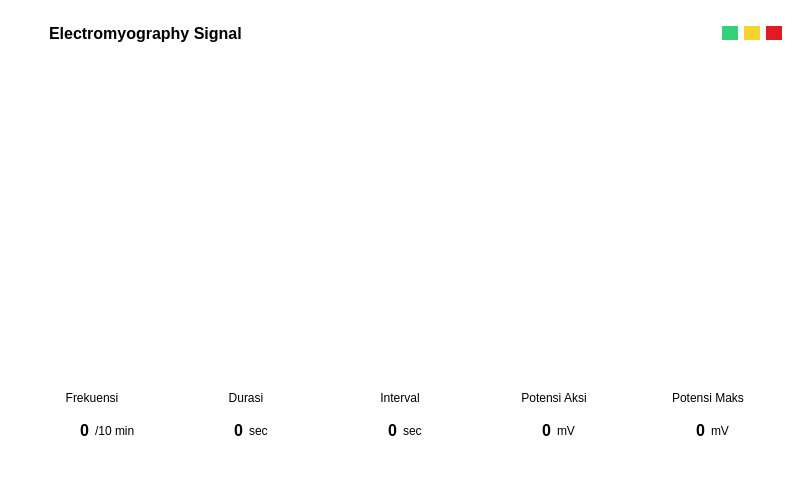
gitfirul01/project, file emg_sensor/main.ui: the form before one commit.
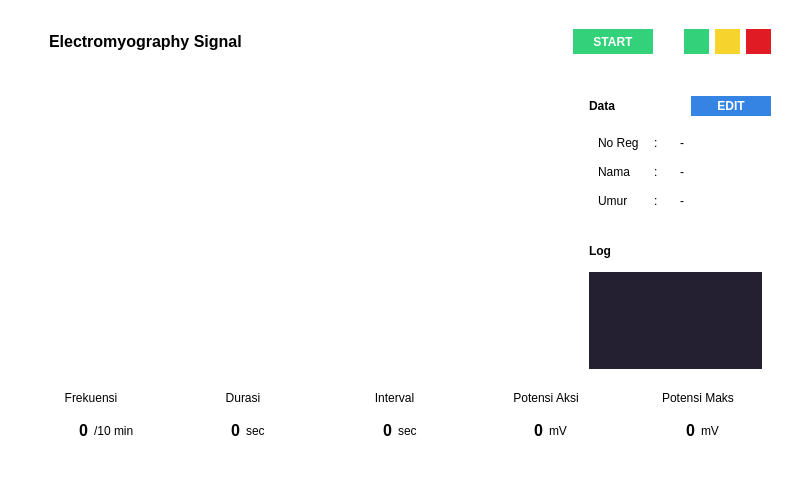
The form after the commit.

What changed in the file:
```diff
--- a/emg_sensor/main.ui
+++ b/emg_sensor/main.ui
@@ -23,10 +23,16 @@
    <layout class="QVBoxLayout" name="verticalLayout">
     <item>
      <widget class="QFrame" name="frame_3">
+      <property name="sizePolicy">
+       <sizepolicy hsizetype="Preferred" vsizetype="Maximum">
+        <horstretch>0</horstretch>
+        <verstretch>0</verstretch>
+       </sizepolicy>
+      </property>
       <property name="maximumSize">
        <size>
         <width>16777215</width>
-        <height>40</height>
+        <height>16777215</height>
        </size>
       </property>
       <property name="frameShape">
@@ -40,7 +46,10 @@
         <number>40</number>
        </property>
        <property name="topMargin">
-        <number>9</number>
+        <number>20</number>
+       </property>
+       <property name="rightMargin">
+        <number>20</number>
        </property>
        <property name="bottomMargin">
         <number>0</number>
@@ -50,7 +59,7 @@
          <property name="maximumSize">
           <size>
            <width>16777215</width>
-           <height>16777215</height>
+           <height>30</height>
           </size>
          </property>
          <property name="font">
@@ -70,11 +79,74 @@
          </property>
         </widget>
        </item>
+       <item>
+        <widget class="QPushButton" name="btn_start">
+         <property name="sizePolicy">
+          <sizepolicy hsizetype="Minimum" vsizetype="Minimum">
+           <horstretch>0</horstretch>
+           <verstretch>0</verstretch>
+          </sizepolicy>
+         </property>
+         <property name="minimumSize">
+          <size>
+           <width>0</width>
+           <height>20</height>
+          </size>
+         </property>
+         <property name="maximumSize">
+          <size>
+           <width>80</width>
+           <height>30</height>
+          </size>
+         </property>
+         <property name="font">
+          <font>
+           <weight>75</weight>
+           <bold>true</bold>
+          </font>
+         </property>
+         <property name="styleSheet">
+          <string notr="true">background-color: rgb(51, 209, 122);
+color: rgb(255, 255, 255);</string>
+         </property>
+         <property name="text">
+          <string>START</string>
+         </property>
+        </widget>
+       </item>
+       <item>
+        <spacer name="horizontalSpacer">
+         <property name="orientation">
+          <enum>Qt::Horizontal</enum>
+         </property>
+         <property name="sizeType">
+          <enum>QSizePolicy::Maximum</enum>
+         </property>
+         <property name="sizeHint" stdset="0">
+          <size>
+           <width>25</width>
+           <height>20</height>
+          </size>
+         </property>
+        </spacer>
+       </item>
        <item>
         <widget class="QFrame" name="frame_2">
+         <property name="sizePolicy">
+          <sizepolicy hsizetype="Maximum" vsizetype="Maximum">
+           <horstretch>0</horstretch>
+           <verstretch>0</verstretch>
+          </sizepolicy>
+         </property>
+         <property name="minimumSize">
+          <size>
+           <width>50</width>
+           <height>0</height>
+          </size>
+         </property>
          <property name="maximumSize">
           <size>
-           <width>60</width>
+           <width>16777215</width>
            <height>16777215</height>
           </size>
          </property>
@@ -99,31 +171,70 @@
           </property>
           <item>
            <widget class="QPushButton" name="btn_green">
+            <property name="minimumSize">
+             <size>
+              <width>25</width>
+              <height>25</height>
+             </size>
+            </property>
             <property name="styleSheet">
-             <string notr="true">background-color: rgb(51, 209, 122);</string>
+             <string notr="true">background-color: rgb(51, 209, 122);
+color: rgb(255, 255, 255);</string>
             </property>
             <property name="text">
-             <string/>
+             <string> </string>
             </property>
            </widget>
           </item>
           <item>
            <widget class="QPushButton" name="btn_yellow">
+            <property name="minimumSize">
+             <size>
+              <width>25</width>
+              <height>25</height>
+             </size>
+            </property>
+            <property name="font">
+             <font>
+              <weight>75</weight>
+              <bold>true</bold>
+             </font>
+            </property>
             <property name="styleSheet">
-             <string notr="true">background-color: rgb(246, 211, 45);</string>
+             <string notr="true">background-color: rgb(246, 211, 45);
+color: rgb(255, 255, 255);</string>
             </property>
             <property name="text">
-             <string/>
+             <string> </string>
             </property>
            </widget>
           </item>
           <item>
            <widget class="QPushButton" name="btn_red">
+            <property name="sizePolicy">
+             <sizepolicy hsizetype="Minimum" vsizetype="Fixed">
+              <horstretch>0</horstretch>
+              <verstretch>0</verstretch>
+             </sizepolicy>
+            </property>
+            <property name="minimumSize">
+             <size>
+              <width>25</width>
+              <height>25</height>
+             </size>
+            </property>
+            <property name="font">
+             <font>
+              <weight>75</weight>
+              <bold>true</bold>
+             </font>
+            </property>
             <property name="styleSheet">
-             <string notr="true">background-color: rgb(224, 27, 36);</string>
+             <string notr="true">background-color: rgb(224, 27, 36);
+color: rgb(255, 255, 255);</string>
             </property>
             <property name="text">
-             <string/>
+             <string> </string>
             </property>
            </widget>
           </item>
@@ -134,7 +245,452 @@
      </widget>
     </item>
     <item>
-     <widget class="QWidget" name="chart_widget" native="true"/>
+     <widget class="QFrame" name="frame_4">
+      <property name="frameShape">
+       <enum>QFrame::StyledPanel</enum>
+      </property>
+      <property name="frameShadow">
+       <enum>QFrame::Raised</enum>
+      </property>
+      <layout class="QHBoxLayout" name="horizontalLayout_5">
+       <property name="rightMargin">
+        <number>20</number>
+       </property>
+       <item>
+        <widget class="QWidget" name="chart_widget" native="true"/>
+       </item>
+       <item>
+        <widget class="QFrame" name="frame_7">
+         <property name="sizePolicy">
+          <sizepolicy hsizetype="Maximum" vsizetype="Preferred">
+           <horstretch>0</horstretch>
+           <verstretch>0</verstretch>
+          </sizepolicy>
+         </property>
+         <property name="minimumSize">
+          <size>
+           <width>200</width>
+           <height>0</height>
+          </size>
+         </property>
+         <property name="maximumSize">
+          <size>
+           <width>16777215</width>
+           <height>16777215</height>
+          </size>
+         </property>
+         <property name="frameShape">
+          <enum>QFrame::StyledPanel</enum>
+         </property>
+         <property name="frameShadow">
+          <enum>QFrame::Raised</enum>
+         </property>
+         <layout class="QVBoxLayout" name="verticalLayout_2">
+          <property name="rightMargin">
+           <number>0</number>
+          </property>
+          <property name="bottomMargin">
+           <number>0</number>
+          </property>
+          <item>
+           <widget class="QFrame" name="frame_8">
+            <property name="frameShape">
+             <enum>QFrame::StyledPanel</enum>
+            </property>
+            <property name="frameShadow">
+             <enum>QFrame::Raised</enum>
+            </property>
+            <layout class="QVBoxLayout" name="verticalLayout_4">
+             <property name="rightMargin">
+              <number>0</number>
+             </property>
+             <item>
+              <widget class="QFrame" name="frame_9">
+               <property name="frameShape">
+                <enum>QFrame::StyledPanel</enum>
+               </property>
+               <property name="frameShadow">
+                <enum>QFrame::Raised</enum>
+               </property>
+               <layout class="QHBoxLayout" name="horizontalLayout_12">
+                <property name="leftMargin">
+                 <number>0</number>
+                </property>
+                <property name="rightMargin">
+                 <number>0</number>
+                </property>
+                <item>
+                 <widget class="QLabel" name="label">
+                  <property name="maximumSize">
+                   <size>
+                    <width>16777215</width>
+                    <height>30</height>
+                   </size>
+                  </property>
+                  <property name="font">
+                   <font>
+                    <weight>75</weight>
+                    <bold>true</bold>
+                   </font>
+                  </property>
+                  <property name="text">
+                   <string>Data</string>
+                  </property>
+                 </widget>
+                </item>
+                <item>
+                 <widget class="QPushButton" name="btn_edit">
+                  <property name="sizePolicy">
+                   <sizepolicy hsizetype="Minimum" vsizetype="Minimum">
+                    <horstretch>0</horstretch>
+                    <verstretch>0</verstretch>
+                   </sizepolicy>
+                  </property>
+                  <property name="minimumSize">
+                   <size>
+                    <width>0</width>
+                    <height>20</height>
+                   </size>
+                  </property>
+                  <property name="maximumSize">
+                   <size>
+                    <width>80</width>
+                    <height>16777215</height>
+                   </size>
+                  </property>
+                  <property name="font">
+                   <font>
+                    <weight>75</weight>
+                    <bold>true</bold>
+                   </font>
+                  </property>
+                  <property name="styleSheet">
+                   <string notr="true">background-color: rgb(53, 132, 228);
+color: rgb(255, 255, 255);</string>
+                  </property>
+                  <property name="text">
+                   <string>EDIT</string>
+                  </property>
+                  <property name="iconSize">
+                   <size>
+                    <width>18</width>
+                    <height>18</height>
+                   </size>
+                  </property>
+                 </widget>
+                </item>
+               </layout>
+              </widget>
+             </item>
+             <item>
+              <widget class="QFrame" name="frame_15">
+               <property name="maximumSize">
+                <size>
+                 <width>16777215</width>
+                 <height>25</height>
+                </size>
+               </property>
+               <property name="frameShape">
+                <enum>QFrame::StyledPanel</enum>
+               </property>
+               <property name="frameShadow">
+                <enum>QFrame::Raised</enum>
+               </property>
+               <layout class="QHBoxLayout" name="horizontalLayout_9">
+                <property name="topMargin">
+                 <number>0</number>
+                </property>
+                <property name="bottomMargin">
+                 <number>0</number>
+                </property>
+                <item>
+                 <widget class="QLabel" name="label_12">
+                  <property name="maximumSize">
+                   <size>
+                    <width>50</width>
+                    <height>16777215</height>
+                   </size>
+                  </property>
+                  <property name="font">
+                   <font>
+                    <pointsize>9</pointsize>
+                   </font>
+                  </property>
+                  <property name="text">
+                   <string>No Reg</string>
+                  </property>
+                 </widget>
+                </item>
+                <item>
+                 <widget class="QLabel" name="label_14">
+                  <property name="maximumSize">
+                   <size>
+                    <width>20</width>
+                    <height>16777215</height>
+                   </size>
+                  </property>
+                  <property name="font">
+                   <font>
+                    <pointsize>9</pointsize>
+                   </font>
+                  </property>
+                  <property name="text">
+                   <string>:</string>
+                  </property>
+                 </widget>
+                </item>
+                <item>
+                 <widget class="QLabel" name="label_13">
+                  <property name="font">
+                   <font>
+                    <pointsize>9</pointsize>
+                   </font>
+                  </property>
+                  <property name="text">
+                   <string>-</string>
+                  </property>
+                 </widget>
+                </item>
+               </layout>
+              </widget>
+             </item>
+             <item>
+              <widget class="QFrame" name="frame_13">
+               <property name="maximumSize">
+                <size>
+                 <width>16777215</width>
+                 <height>25</height>
+                </size>
+               </property>
+               <property name="frameShape">
+                <enum>QFrame::StyledPanel</enum>
+               </property>
+               <property name="frameShadow">
+                <enum>QFrame::Raised</enum>
+               </property>
+               <layout class="QHBoxLayout" name="horizontalLayout_7">
+                <property name="topMargin">
+                 <number>0</number>
+                </property>
+                <property name="bottomMargin">
+                 <number>0</number>
+                </property>
+                <item>
+                 <widget class="QLabel" name="label_7">
+                  <property name="maximumSize">
+                   <size>
+                    <width>50</width>
+                    <height>16777215</height>
+                   </size>
+                  </property>
+                  <property name="font">
+                   <font>
+                    <pointsize>9</pointsize>
+                   </font>
+                  </property>
+                  <property name="text">
+                   <string>Nama</string>
+                  </property>
+                 </widget>
+                </item>
+                <item>
+                 <widget class="QLabel" name="label_15">
+                  <property name="maximumSize">
+                   <size>
+                    <width>20</width>
+                    <height>16777215</height>
+                   </size>
+                  </property>
+                  <property name="font">
+                   <font>
+                    <pointsize>9</pointsize>
+                   </font>
+                  </property>
+                  <property name="text">
+                   <string>:</string>
+                  </property>
+                 </widget>
+                </item>
+                <item>
+                 <widget class="QLabel" name="label_8">
+                  <property name="font">
+                   <font>
+                    <pointsize>9</pointsize>
+                   </font>
+                  </property>
+                  <property name="text">
+                   <string>-</string>
+                  </property>
+                 </widget>
+                </item>
+               </layout>
+              </widget>
+             </item>
+             <item>
+              <widget class="QFrame" name="frame_14">
+               <property name="maximumSize">
+                <size>
+                 <width>16777215</width>
+                 <height>25</height>
+                </size>
+               </property>
+               <property name="frameShape">
+                <enum>QFrame::StyledPanel</enum>
+               </property>
+               <property name="frameShadow">
+                <enum>QFrame::Raised</enum>
+               </property>
+               <layout class="QHBoxLayout" name="horizontalLayout_8">
+                <property name="topMargin">
+                 <number>0</number>
+                </property>
+                <property name="bottomMargin">
+                 <number>0</number>
+                </property>
+                <item>
+                 <widget class="QLabel" name="label_9">
+                  <property name="maximumSize">
+                   <size>
+                    <width>50</width>
+                    <height>16777215</height>
+                   </size>
+                  </property>
+                  <property name="font">
+                   <font>
+                    <pointsize>9</pointsize>
+                   </font>
+                  </property>
+                  <property name="text">
+                   <string>Umur</string>
+                  </property>
+                 </widget>
+                </item>
+                <item>
+                 <widget class="QLabel" name="label_16">
+                  <property name="maximumSize">
+                   <size>
+                    <width>20</width>
+                    <height>16777215</height>
+                   </size>
+                  </property>
+                  <property name="font">
+                   <font>
+                    <pointsize>9</pointsize>
+                   </font>
+                  </property>
+                  <property name="text">
+                   <string>:</string>
+                  </property>
+                 </widget>
+                </item>
+                <item>
+                 <widget class="QLabel" name="label_10">
+                  <property name="font">
+                   <font>
+                    <pointsize>9</pointsize>
+                   </font>
+                  </property>
+                  <property name="text">
+                   <string>-</string>
+                  </property>
+                 </widget>
+                </item>
+               </layout>
+              </widget>
+             </item>
+            </layout>
+           </widget>
+          </item>
+          <item>
+           <widget class="QFrame" name="frame_10">
+            <property name="frameShape">
+             <enum>QFrame::StyledPanel</enum>
+            </property>
+            <property name="frameShadow">
+             <enum>QFrame::Raised</enum>
+            </property>
+            <layout class="QVBoxLayout" name="verticalLayout_5">
+             <property name="bottomMargin">
+              <number>0</number>
+             </property>
+             <item>
+              <widget class="QLabel" name="label_17">
+               <property name="maximumSize">
+                <size>
+                 <width>16777215</width>
+                 <height>30</height>
+                </size>
+               </property>
+               <property name="font">
+                <font>
+                 <weight>75</weight>
+                 <bold>true</bold>
+                </font>
+               </property>
+               <property name="text">
+                <string>Log</string>
+               </property>
+              </widget>
+             </item>
+             <item>
+              <widget class="QFrame" name="frame_11">
+               <property name="styleSheet">
+                <string notr="true">background-color: rgb(36, 31, 49);</string>
+               </property>
+               <property name="frameShape">
+                <enum>QFrame::StyledPanel</enum>
+               </property>
+               <property name="frameShadow">
+                <enum>QFrame::Raised</enum>
+               </property>
+               <layout class="QVBoxLayout" name="verticalLayout_3">
+                <property name="leftMargin">
+                 <number>10</number>
+                </property>
+                <property name="topMargin">
+                 <number>10</number>
+                </property>
+                <property name="rightMargin">
+                 <number>10</number>
+                </property>
+                <property name="bottomMargin">
+                 <number>10</number>
+                </property>
+                <item>
+                 <widget class="QLabel" name="log">
+                  <property name="maximumSize">
+                   <size>
+                    <width>16777215</width>
+                    <height>16777215</height>
+                   </size>
+                  </property>
+                  <property name="font">
+                   <font>
+                    <pointsize>9</pointsize>
+                   </font>
+                  </property>
+                  <property name="styleSheet">
+                   <string notr="true">color: rgb(255, 255, 255);</string>
+                  </property>
+                  <property name="text">
+                   <string/>
+                  </property>
+                  <property name="alignment">
+                   <set>Qt::AlignLeading|Qt::AlignLeft|Qt::AlignTop</set>
+                  </property>
+                 </widget>
+                </item>
+               </layout>
+              </widget>
+             </item>
+            </layout>
+           </widget>
+          </item>
+         </layout>
+        </widget>
+       </item>
+      </layout>
+     </widget>
     </item>
     <item>
      <widget class="QFrame" name="frame">
@@ -157,6 +713,9 @@
        <property name="topMargin">
         <number>0</number>
        </property>
+       <property name="rightMargin">
+        <number>20</number>
+       </property>
        <property name="bottomMargin">
         <number>0</number>
        </property>
```
